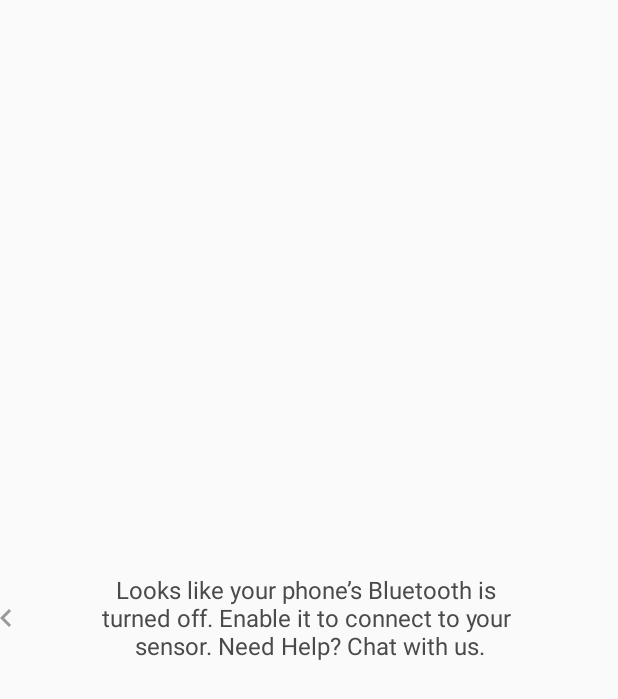
After one commit to SHADE-io/Shade-Android-UI, an Android app: the layout inflate_dashboard_bluetooth_off.xml on its own in the app's theme, with its tools: preview values and no code run, on a phone screen of 412 x 824 dp. The commit adds this screen. Shown: the top 699 px of the screen. Run offline under Robolectric (Android 15) with nearby library versions, the phone set to English and light mode, and no system bars.

Commit message:
design in dashboard section and functionality implementation

```diff
--- /dev/null
+++ b/app/src/main/res/layout/inflate_dashboard_bluetooth_off.xml
@@ -0,0 +1,28 @@
+<?xml version="1.0" encoding="utf-8"?>
+<RelativeLayout xmlns:android="http://schemas.android.com/apk/res/android"
+    xmlns:shade="http://schemas.android.com/apk/res-auto"
+    android:layout_width="match_parent"
+    android:layout_height="match_parent">
+
+    <com.shades.shade.widgets.ShadeTextView
+        android:id="@+id/frg_txt_Dsc"
+        android:layout_width="wrap_content"
+        android:layout_height="wrap_content"
+        android:layout_centerInParent="true"
+        android:gravity="center"
+        android:text="@string/frag_dashboard_bluetooth_off"
+        android:textColor="@color/textColor"
+        android:textSize="@dimen/sp_mediumx"
+        shade:customFont="@string/roboto_regular" />
+
+    <ImageView
+        android:id="@+id/img_rightArrow"
+        android:layout_width="wrap_content"
+        android:layout_height="wrap_content"
+        android:layout_alignParentLeft="true"
+        android:layout_centerVertical="true"
+        android:paddingBottom="@dimen/dp_five"
+        android:paddingRight="@dimen/dp_five"
+        android:paddingTop="@dimen/dp_five"
+        android:src="@drawable/chevron_left" />
+</RelativeLayout>
--- a/app/src/main/res/values/strings.xml
+++ b/app/src/main/res/values/strings.xml
@@ -62,5 +62,7 @@
     <string name="frag_dashboard_reached">YOU HAVE REACHED</string>
     <string name="frag_dashboard_off_limit">OF YOUR DAILY LIMIT</string>
     <string name="frag_dashboard_sensor_notdetecting">Your sensor is not detecting\nany UV right now.</string>
+    <string name="frag_dashboard_bluetooth_off">Looks like your phone’s Bluetooth is \nturned off. Enable it to connect to your \nsensor. Need Help? Chat with us.</string>
+    <string name="frag_dashboard_sensor_troubleDetecting">Trouble detecting your sensor. Please \nmake sure it is near your phone and \ncharged. Need Help? Chat with us.</string>
 
 </resources>
```
Also changed, not shown: app/src/main/java/com/shades/shade/fragments/FragmentDashboard.java (+45 -6 lines).
